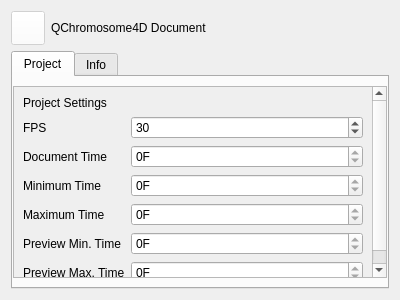
Old version of the form QChromosome/projectsettings.ui in the repository Michalaq/ChromosomeVisualizer.
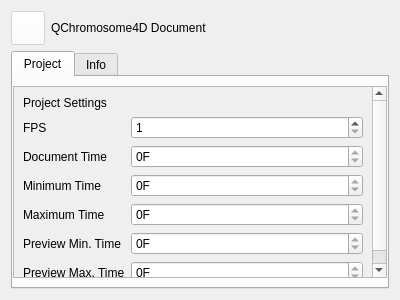
New version of the form. Icons and pictures are not drawn. Custom widgets are drawn as their Qt base class.

What changed in the file:
```diff
--- a/QChromosome/projectsettings.ui
+++ b/QChromosome/projectsettings.ui
@@ -168,9 +168,6 @@
                <property name="maximum">
                 <number>500</number>
                </property>
-               <property name="value">
-                <number>30</number>
-               </property>
               </widget>
              </item>
              <item row="2" column="1">
```
